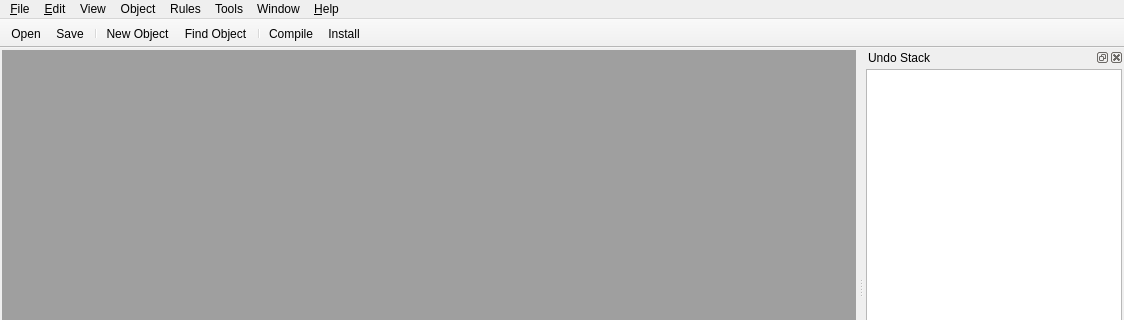
First picture: the form in src/firewallfabrik/gui/ui/FWBMainWindow_q.ui, repository Linuxfabrik/firewallfabrik, before the edit; both pictures show x 0 to 1124 and y 0 to 320 of the 1124 by 846 pixel window.
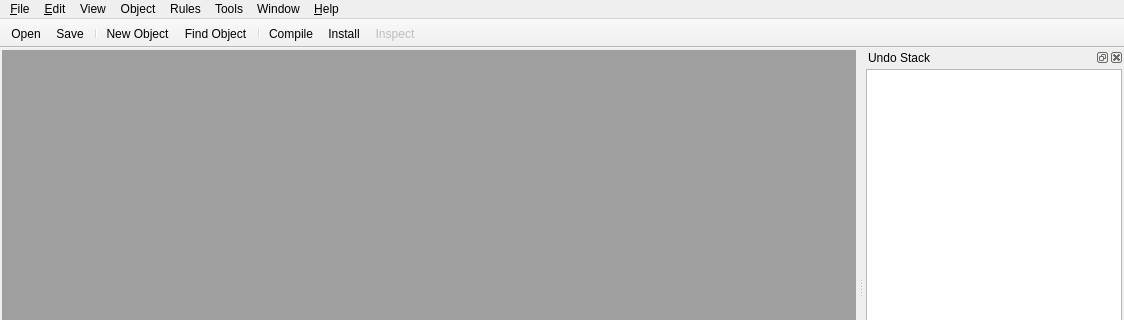
Second picture: the form after the edit. Icons and pictures are not drawn. Custom widgets are drawn as their Qt base class.

Commit message: feat(gui): implement Inspect Rules, File Properties, Import Addresses

What changed in the file:
```diff
--- a/src/firewallfabrik/gui/ui/FWBMainWindow_q.ui
+++ b/src/firewallfabrik/gui/ui/FWBMainWindow_q.ui
@@ -1143,6 +1143,7 @@
    <addaction name="separator"/>
    <addaction name="compileAction"/>
    <addaction name="installAction"/>
+   <addaction name="inspectAction"/>
   </widget>
   <widget class="QMenuBar" name="MenuBar">
    <property name="geometry">
```
Left out of the diff: 37 changed lines with no effect on the pictures. The commit also changes 5 other files.
